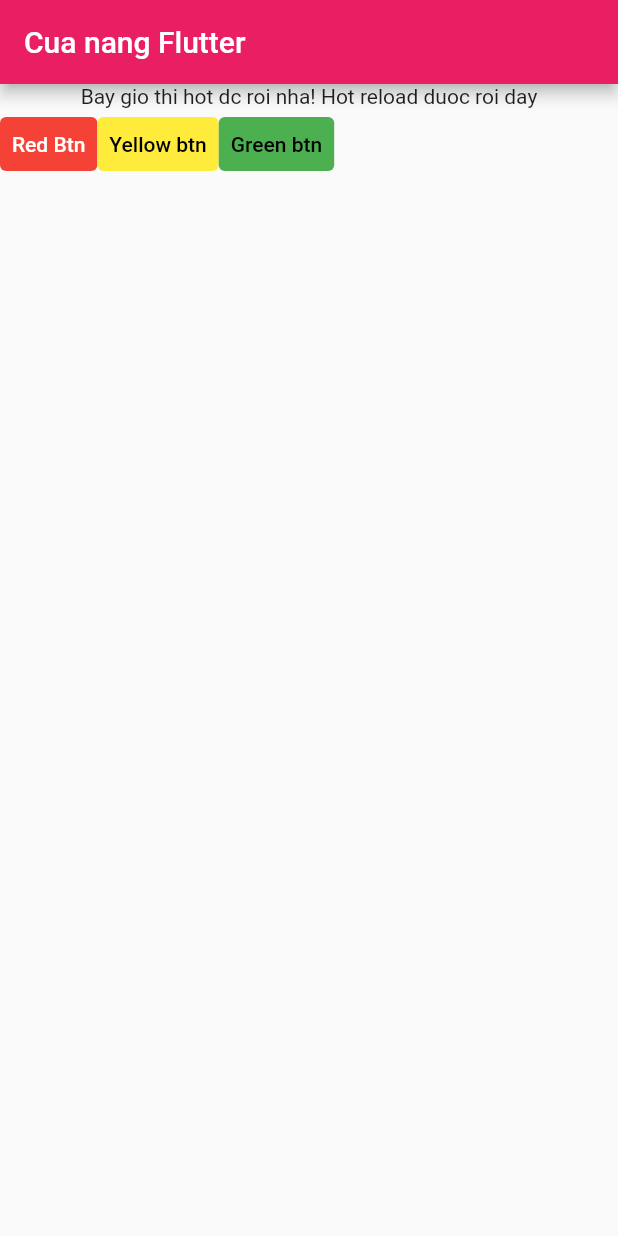
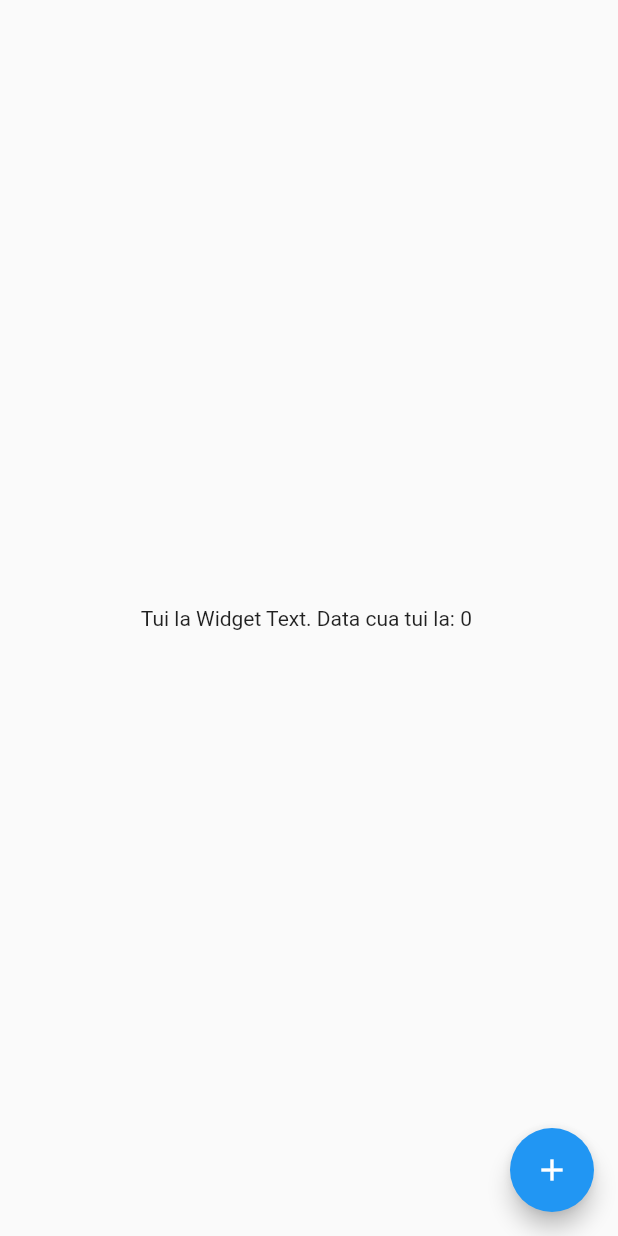
Before and after one commit to ducmy/learn_flutter_from_udemy, a Flutter app: the screen it shows after launch, on a phone screen of 412 x 824 dp. Run offline on Flutter 3.47's test engine with Material 2 defaults, Android fonts, the phone set to English and light mode, and no system bars.

Commit message:
Update code

```diff
--- a/lib/main.dart
+++ b/lib/main.dart
@@ -1,73 +1,44 @@
 import 'package:flutter/material.dart';
 
 void main() {
-  runApp(
-    MaterialApp(
-      home: SafeArea(
-        child: Scaffold(
-          appBar: AppBar(
-            backgroundColor: Colors.pink,
-            title: Text('Cua nang Flutter'),
-          ),
-          body: buildColumn(),
-        ),
-      ),
-    ),
-  );
+  runApp(MyApp());
 }
 
-buildColumn() {
-  return ColumnWidget(); // refector from here
-}
-
-class ColumnWidget extends StatelessWidget {
-  const ColumnWidget({
-    Key? key,
-  }) : super(key: key);
+class MyApp extends StatelessWidget {
+  const MyApp({Key? key}) : super(key: key);
 
   @override
   Widget build(BuildContext context) {
-    return Column(
-      children: [
-        Text('Bay gio thi hot dc roi nha! Hot reload duoc roi day'),
-        Row(
-          children: [
-            TextButton(
-              child: Text('Red Btn'),
-              style: TextButton.styleFrom(
-                primary: Colors.white,
-                onSurface: Colors.red,
-                backgroundColor: Colors.red,
-              ),
-              onPressed: () {
-                print('Pressed');
-              },
-            ), //Button Red
-            TextButton(
-              child: Text('Yellow btn'),
-              style: TextButton.styleFrom(
-                primary: Colors.black,
-                onSurface: Colors.yellow,
-                backgroundColor: Colors.yellow,
-              ),
-              onPressed: () {
-                print('Pressed');
-              },
-            ),
-            TextButton(
-              child: Text('Green btn'),
-              style: TextButton.styleFrom(
-                primary: Colors.black,
-                onSurface: Colors.red,
-                backgroundColor: Colors.green,
-              ),
-              onPressed: () {
-                print('Pressed');
-              },
-            ) // Button Green
-          ],
-        )
-      ],
+    return MaterialApp(
+      home: MyHomePage(),
     );
   }
 }
+
+class MyHomePage extends StatefulWidget {
+  MyHomePage({Key? key}) : super(key: key);
+
+  @override
+  _MyHomePageState createState() => _MyHomePageState();
+}
+
+class _MyHomePageState extends State<MyHomePage> {
+  int counter = 0; // Data cua Widget
+
+  @override
+  Widget build(BuildContext context) {
+    return Scaffold(
+      body: Center(
+        child: Text('Tui la Widget Text. Data cua tui la: $counter '),
+      ),
+      floatingActionButton: FloatingActionButton(
+        onPressed: () {
+          setState(() {
+            counter++;
+          });
+        },
+        child: Icon(Icons.add),
+      ),
+    );
+  }
+}
```
